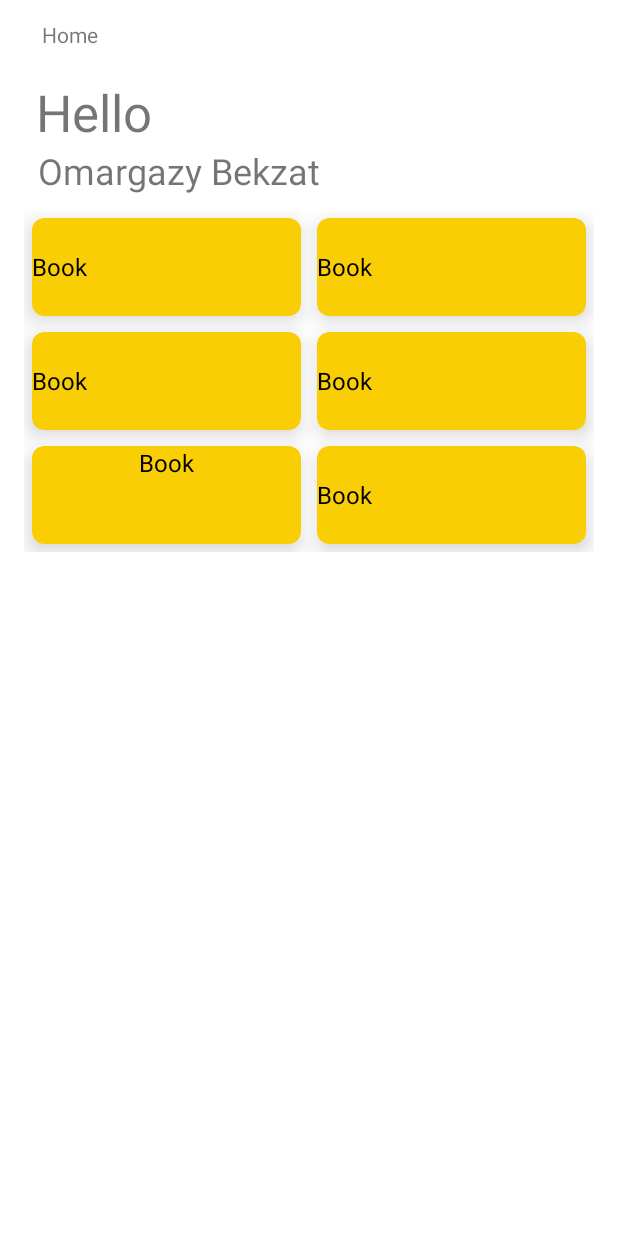
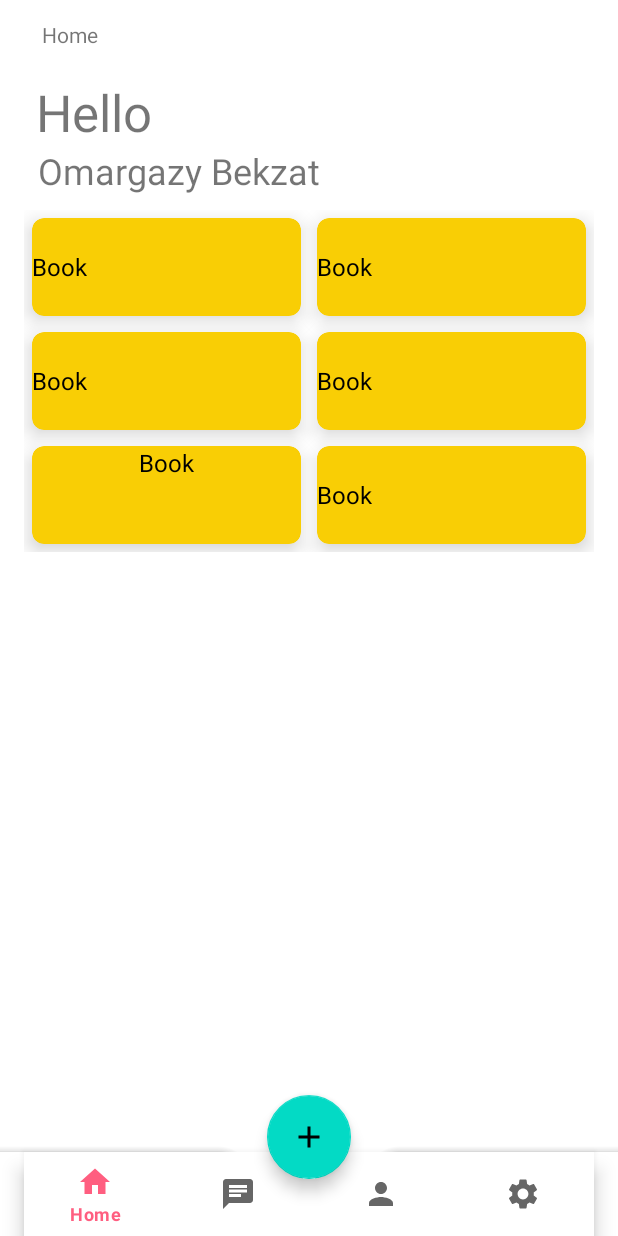
Before and after one commit to Bexact/AndroidFinalProject, an Android app: the screen it shows after launch (MainActivity), on a phone screen of 412 x 824 dp. Run offline under Robolectric (Android 15) with nearby library versions, the phone set to English and light mode, and no system bars; Roboto replaces fonts that are not available here.

Commit message:
Bottom app bar

```diff
--- a/app/build.gradle
+++ b/app/build.gradle
@@ -39,7 +39,10 @@ dependencies {
     implementation 'com.google.android.material:material:1.7.0'
     implementation 'androidx.constraintlayout:constraintlayout:2.1.4'
     implementation 'androidx.gridlayout:gridlayout:1.0.0'
+    implementation 'androidx.coordinatorlayout:coordinatorlayout:1.2.0'
     testImplementation 'junit:junit:4.13.2'
     androidTestImplementation 'androidx.test.ext:junit:1.1.3'
     androidTestImplementation 'androidx.test.espresso:espresso-core:3.4.0'
+
+    implementation 'com.google.android.material:material:1.3.0-alpha03'
 }
--- /dev/null
+++ b/app/src/main/res/drawable/ic_add.xml
@@ -0,0 +1,5 @@
+<vector android:height="24dp" android:tint="#000000"
+    android:viewportHeight="24" android:viewportWidth="24"
+    android:width="24dp" xmlns:android="http://schemas.android.com/apk/res/android">
+    <path android:fillColor="@android:color/white" android:pathData="M19,13h-6v6h-2v-6H5v-2h6V5h2v6h6v2z"/>
+</vector>
--- /dev/null
+++ b/app/src/main/res/drawable/ic_chat.xml
@@ -0,0 +1,5 @@
+<vector android:autoMirrored="true" android:height="24dp"
+    android:tint="#000000" android:viewportHeight="24"
+    android:viewportWidth="24" android:width="24dp" xmlns:android="http://schemas.android.com/apk/res/android">
+    <path android:fillColor="@android:color/white" android:pathData="M20,2L4,2c-1.1,0 -1.99,0.9 -1.99,2L2,22l4,-4h14c1.1,0 2,-0.9 2,-2L22,4c0,-1.1 -0.9,-2 -2,-2zM6,9h12v2L6,11L6,9zM14,14L6,14v-2h8v2zM18,8L6,8L6,6h12v2z"/>
+</vector>
--- /dev/null
+++ b/app/src/main/res/drawable/ic_home.xml
@@ -0,0 +1,5 @@
+<vector android:height="24dp" android:tint="#000000"
+    android:viewportHeight="24" android:viewportWidth="24"
+    android:width="24dp" xmlns:android="http://schemas.android.com/apk/res/android">
+    <path android:fillColor="@android:color/white" android:pathData="M10,20v-6h4v6h5v-8h3L12,3 2,12h3v8z"/>
+</vector>
--- /dev/null
+++ b/app/src/main/res/drawable/ic_person.xml
@@ -0,0 +1,5 @@
+<vector android:height="24dp" android:tint="#000000"
+    android:viewportHeight="24" android:viewportWidth="24"
+    android:width="24dp" xmlns:android="http://schemas.android.com/apk/res/android">
+    <path android:fillColor="@android:color/white" android:pathData="M12,12c2.21,0 4,-1.79 4,-4s-1.79,-4 -4,-4 -4,1.79 -4,4 1.79,4 4,4zM12,14c-2.67,0 -8,1.34 -8,4v2h16v-2c0,-2.66 -5.33,-4 -8,-4z"/>
+</vector>
--- /dev/null
+++ b/app/src/main/res/drawable/ic_settings.xml
@@ -0,0 +1,5 @@
+<vector android:height="24dp" android:tint="#000000"
+    android:viewportHeight="24" android:viewportWidth="24"
+    android:width="24dp" xmlns:android="http://schemas.android.com/apk/res/android">
+    <path android:fillColor="@android:color/white" android:pathData="M19.14,12.94c0.04,-0.3 0.06,-0.61 0.06,-0.94c0,-0.32 -0.02,-0.64 -0.07,-0.94l2.03,-1.58c0.18,-0.14 0.23,-0.41 0.12,-0.61l-1.92,-3.32c-0.12,-0.22 -0.37,-0.29 -0.59,-0.22l-2.39,0.96c-0.5,-0.38 -1.03,-0.7 -1.62,-0.94L14.4,2.81c-0.04,-0.24 -0.24,-0.41 -0.48,-0.41h-3.84c-0.24,0 -0.43,0.17 -0.47,0.41L9.25,5.35C8.66,5.59 8.12,5.92 7.63,6.29L5.24,5.33c-0.22,-0.08 -0.47,0 -0.59,0.22L2.74,8.87C2.62,9.08 2.66,9.34 2.86,9.48l2.03,1.58C4.84,11.36 4.8,11.69 4.8,12s0.02,0.64 0.07,0.94l-2.03,1.58c-0.18,0.14 -0.23,0.41 -0.12,0.61l1.92,3.32c0.12,0.22 0.37,0.29 0.59,0.22l2.39,-0.96c0.5,0.38 1.03,0.7 1.62,0.94l0.36,2.54c0.05,0.24 0.24,0.41 0.48,0.41h3.84c0.24,0 0.44,-0.17 0.47,-0.41l0.36,-2.54c0.59,-0.24 1.13,-0.56 1.62,-0.94l2.39,0.96c0.22,0.08 0.47,0 0.59,-0.22l1.92,-3.32c0.12,-0.22 0.07,-0.47 -0.12,-0.61L19.14,12.94zM12,15.6c-1.98,0 -3.6,-1.62 -3.6,-3.6s1.62,-3.6 3.6,-3.6s3.6,1.62 3.6,3.6S13.98,15.6 12,15.6z"/>
+</vector>
--- a/app/src/main/res/layout/activity_main.xml
+++ b/app/src/main/res/layout/activity_main.xml
@@ -271,6 +271,37 @@
 
         </LinearLayout>
     </ScrollView>
+    <androidx.coordinatorlayout.widget.CoordinatorLayout
 
+        android:layout_width="match_parent"
+        android:layout_height="match_parent"
+        tools:context=".MainActivity">
 
+        <com.google.android.material.bottomappbar.BottomAppBar
+            android:id="@+id/bottomAppBar"
+            android:layout_width="match_parent"
+            android:layout_height="wrap_content"
+            android:layout_gravity="bottom"
+            app:fabCradleMargin="20dp"
+            app:fabCradleRoundedCornerRadius="20dp"
+            app:fabCradleVerticalOffset="10dp">
+
+            <com.google.android.material.bottomnavigation.BottomNavigationView
+                android:id="@+id/bottomNavigationView"
+                android:layout_width="match_parent"
+                android:layout_height="wrap_content"
+                android:layout_marginEnd="16dp"
+                android:background="#ffffff"
+                app:menu="@menu/bottom_nav_menu" />
+
+        </com.google.android.material.bottomappbar.BottomAppBar>
+
+        <com.google.android.material.floatingactionbutton.FloatingActionButton
+            android:id="@+id/fab"
+            android:layout_width="wrap_content"
+            android:layout_height="wrap_content"
+            android:src="@drawable/ic_add"
+            app:layout_anchor="@id/bottomAppBar" />
+
+    </androidx.coordinatorlayout.widget.CoordinatorLayout>
 </androidx.constraintlayout.widget.ConstraintLayout>
--- /dev/null
+++ b/app/src/main/res/menu/bottom_nav_menu.xml
@@ -0,0 +1,17 @@
+<?xml version="1.0" encoding="utf-8"?>
+<menu xmlns:android="http://schemas.android.com/apk/res/android">
+
+    <item android:id="@+id/miHome"
+        android:title="Home"
+        android:icon="@drawable/ic_home"/>
+    <item android:id="@+id/miChat"
+        android:title="Chat"
+        android:icon="@drawable/ic_chat"/>
+    <item android:id="@+id/miProfile"
+        android:title="Profile"
+        android:icon="@drawable/ic_person"/>
+    <item android:id="@+id/miSettings"
+        android:title="Settings"
+        android:icon="@drawable/ic_settings"/>
+
+</menu>
```
